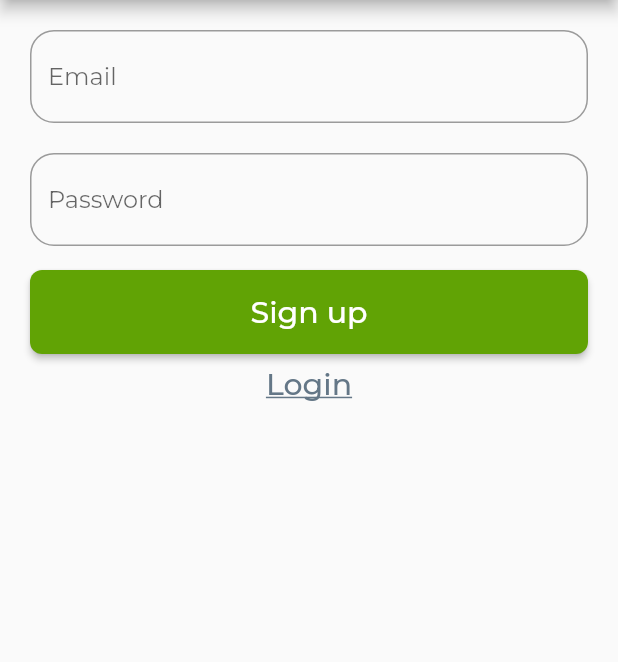
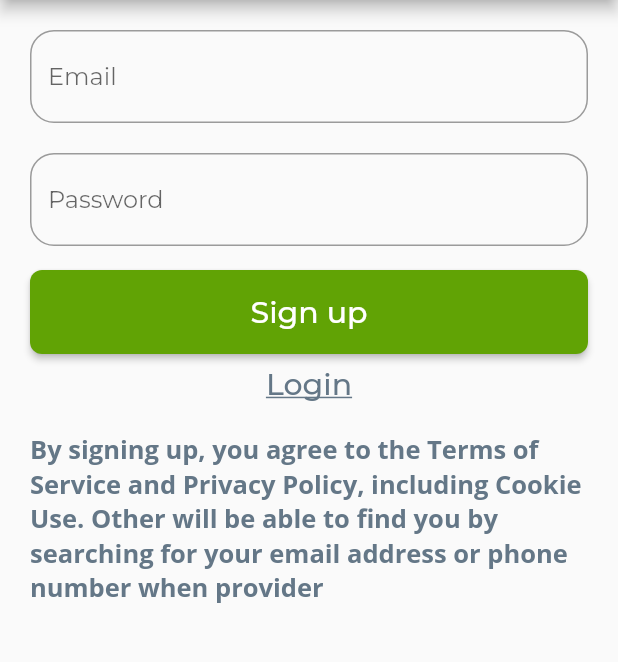
Before and after one commit to madz/flutter_chat_firebase, a Flutter app: the SignUpScreen screen opened directly, on a phone screen of 412 x 824 dp, the part 84-746 px from its top. Run offline on Flutter 3.47's test engine with Material 2 defaults, Android fonts, the phone set to English and light mode, and no system bars; our stand-ins replace bloc, bubble, cloud_firestore, equatable, firebase_auth, flutter_bloc and 4 more; accounts and stored records are empty; generated files the repository leaves out were written again.

Commit message:
Added terms and service widget.

```diff
--- /dev/null
+++ b/lib/core/widgets/accept_terms.dart
@@ -0,0 +1,50 @@
+import 'package:flutter/material.dart';
+
+class AcceptTerm extends StatelessWidget {
+  @override
+  Widget build(BuildContext context) {
+    return Container(
+      child: Column(
+        mainAxisAlignment: MainAxisAlignment.start,
+        crossAxisAlignment: CrossAxisAlignment.stretch,
+        children: [
+          Text(
+            'By signing up, you agree to the Terms of',
+            style: TextStyle(
+                color: Color(0XFF647787),
+                fontWeight: FontWeight.bold,
+                fontSize: 17),
+          ),
+          Text(
+            'Service and Privacy Policy, including Cookie',
+            style: TextStyle(
+                color: Color(0XFF647787),
+                fontWeight: FontWeight.bold,
+                fontSize: 17),
+          ),
+          Text(
+            'Use. Other will be able to find you by',
+            style: TextStyle(
+                color: Color(0XFF647787),
+                fontWeight: FontWeight.bold,
+                fontSize: 17),
+          ),
+          Text(
+            'searching for your email address or phone',
+            style: TextStyle(
+                color: Color(0XFF647787),
+                fontWeight: FontWeight.bold,
+                fontSize: 17),
+          ),
+          Text(
+            'number when provider',
+            style: TextStyle(
+                color: Color(0XFF647787),
+                fontWeight: FontWeight.bold,
+                fontSize: 17),
+          ),
+        ],
+      ),
+    );
+  }
+}
--- a/lib/features/login/screen/login_screen.dart
+++ b/lib/features/login/screen/login_screen.dart
@@ -1,6 +1,8 @@
+import 'package:LIG_chat/core/widgets/accept_terms.dart';
 import 'package:LIG_chat/core/widgets/nav_button.dart';
 import 'package:LIG_chat/features/login/widgets/login_form.dart';
 import 'package:LIG_chat/features/navigation/bloc/navigation_bloc.dart';
+import 'package:flutter/cupertino.dart';
 import 'package:flutter/material.dart';
 
 ///Login Screen
@@ -18,14 +20,22 @@ class LoginScreen extends StatelessWidget {
         centerTitle: true,
       ),
       body: Column(
+        mainAxisAlignment: MainAxisAlignment.start,
+        crossAxisAlignment: CrossAxisAlignment.stretch,
         children: [
           LoginForm(),
+          Center(
+            child: Padding(
+              padding: const EdgeInsets.only(top: 8.0),
+              child: NavButton(
+                title: 'Sign up',
+                navEvent: NavigationEvent.goToSignUpScreenEvent(),
+              ),
+            ),
+          ),
           Padding(
-            padding: const EdgeInsets.only(top: 8.0),
-            child: NavButton(
-              title: 'Sign up',
-              navEvent: NavigationEvent.goToSignUpScreenEvent(),
-            ),
+            padding: const EdgeInsets.only(left: 20.0, top: 20),
+            child: AcceptTerm(),
           ),
         ],
       ),
--- a/lib/features/signup/screen/signup_screen.dart
+++ b/lib/features/signup/screen/signup_screen.dart
@@ -1,3 +1,4 @@
+import 'package:LIG_chat/core/widgets/accept_terms.dart';
 import 'package:LIG_chat/core/widgets/nav_button.dart';
 import 'package:LIG_chat/features/navigation/bloc/navigation_bloc.dart';
 import 'package:LIG_chat/features/signup/widgets/signup_form.dart';
@@ -19,14 +20,22 @@ class SignUpScreen extends StatelessWidget {
         centerTitle: true,
       ),
       body: Column(
+        mainAxisAlignment: MainAxisAlignment.start,
+        crossAxisAlignment: CrossAxisAlignment.stretch,
         children: [
           SignUpForm(),
+          Center(
+            child: Padding(
+              padding: const EdgeInsets.only(top: 8.0),
+              child: NavButton(
+                title: 'Login',
+                navEvent: NavigationEvent.goToLoginScreenEvent(),
+              ),
+            ),
+          ),
           Padding(
-            padding: const EdgeInsets.only(top: 8.0),
-            child: NavButton(
-              title: 'Login',
-              navEvent: NavigationEvent.goToLoginScreenEvent(),
-            ),
+            padding: const EdgeInsets.only(left: 20.0, top: 20),
+            child: AcceptTerm(),
           ),
         ],
       ),
```
